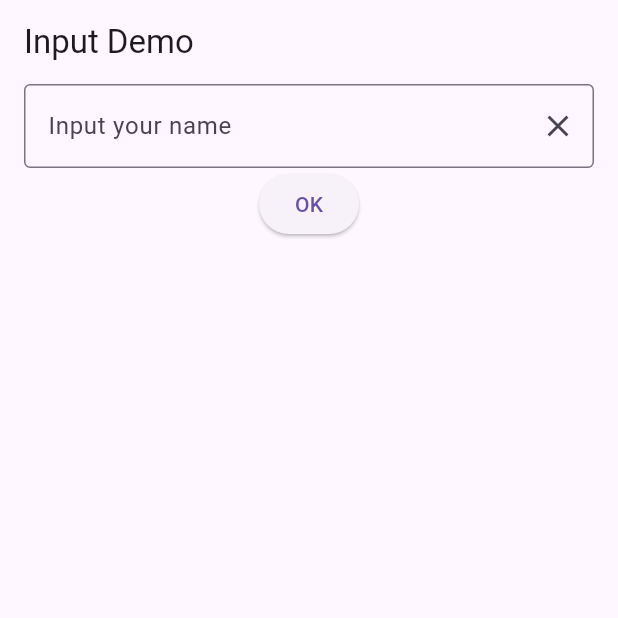
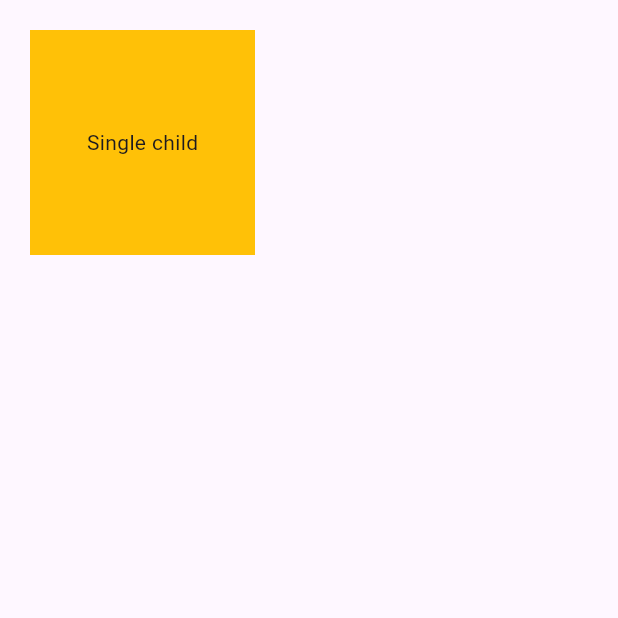
Before and after one commit to EchoOfHer/lab_4aug, a Flutter app: the screen it shows after launch, on a phone screen of 412 x 824 dp, the top half of it. Run offline on Flutter 3.47's test engine with Material 3 defaults, Android fonts, the phone set to English and light mode, and no system bars.

Commit message:
Feat : Single child

```diff
--- /dev/null
+++ b/lib/Lab_week5/singleChild.dart
@@ -0,0 +1,23 @@
+import 'package:flutter/material.dart';
+
+class Singlechild extends StatelessWidget {
+  const Singlechild({super.key});
+
+  @override
+  Widget build(BuildContext context) {
+    return Scaffold(
+      // appBar: AppBar(title: Text('My app'))
+      body: SafeArea(
+        child: Container(
+          margin: EdgeInsets.all(20), //external space
+          padding: EdgeInsets.all(20), //internal space
+          color: Colors.amber,
+          width: 150,
+          height: 150,
+          alignment: Alignment.center,
+          child: Text('Single child'),
+        ),
+      ), // for no overlab on status bar
+    );
+  }
+}
--- a/lib/main.dart
+++ b/lib/main.dart
@@ -1,7 +1,8 @@
 import 'package:flutter/material.dart';
 //import 'package:lab_4aug/Lab-week4/basic.dart';
-import 'package:lab_4aug/Lab-week4/input_demo.dart'; //'./Lab-week4/basic.dart';
+// import 'package:lab_4aug/Lab-week4/input_demo.dart';
+import 'package:lab_4aug/Lab_week5/singleChild.dart'; //'./Lab-week4/basic.dart';
 
 void main() {
-  runApp(MaterialApp(home: InputDemo(), debugShowCheckedModeBanner: false));
+  runApp(MaterialApp(home: Singlechild(), debugShowCheckedModeBanner: false));
 }
```
